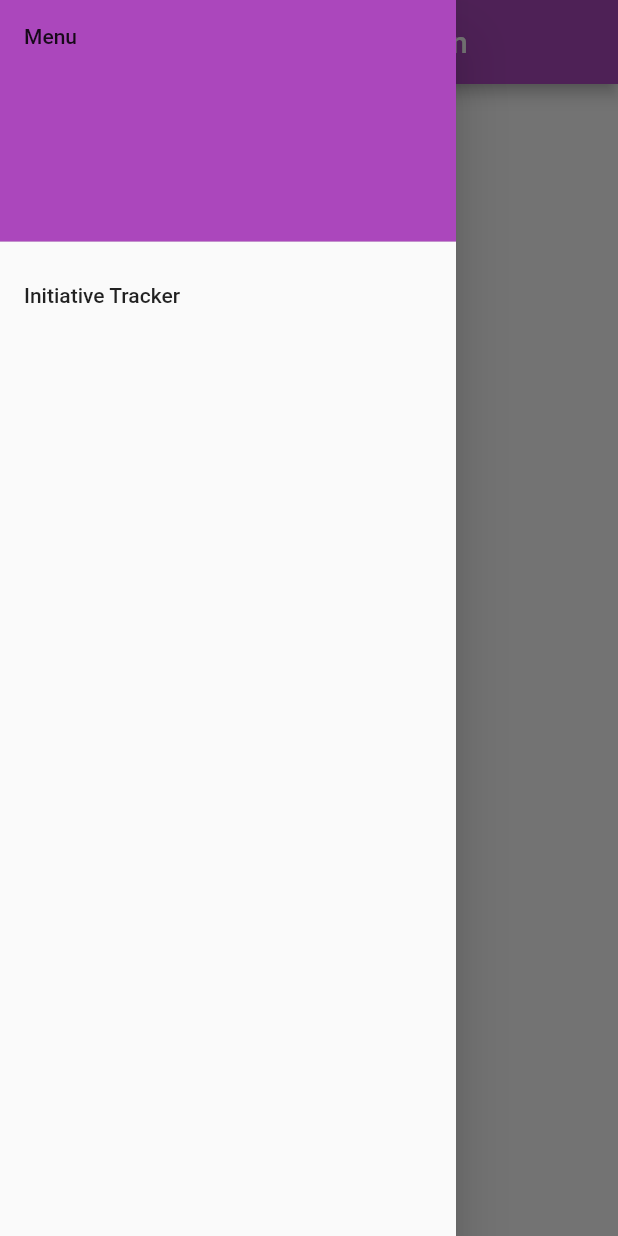
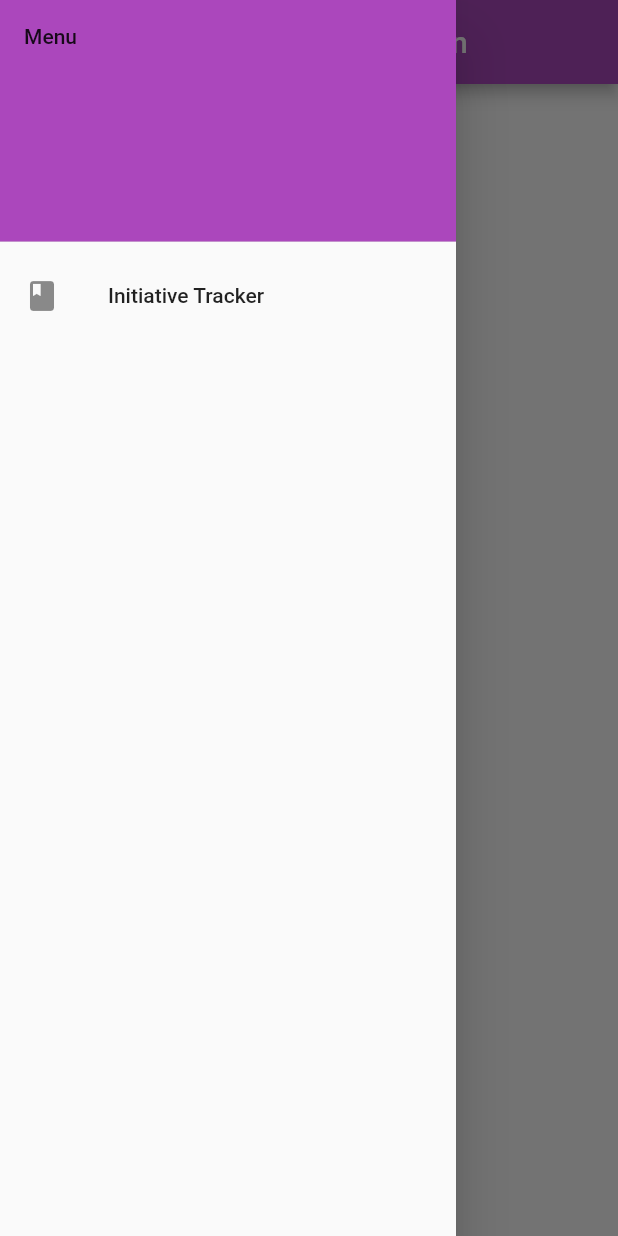
Before and after one commit to Hypnokat/RoleplayingCompanion, a Flutter app: the screen it shows after launch, with the side drawer open, on a phone screen of 412 x 824 dp. Run offline on Flutter 3.47's test engine with Material 2 defaults, Android fonts, the phone set to English and light mode, and no system bars.

Commit message:
Icon in menu, assets directory

```diff
--- a/lib/main.dart
+++ b/lib/main.dart
@@ -25,10 +25,9 @@ class Home extends StatelessWidget {
               child: Text('Menu'),
             ),
             ListTile(
-              title: Text('Initiative Tracker'),
+              leading: Icon(Icons.book),
+              title: const Text('Initiative Tracker'),
               onTap: () {
-                //update state of app
-                //Close the drawer
                 Navigator.push(
                     context,
                     MaterialPageRoute(builder: (context) => InitiativeTracker())
--- a/pubspec.yaml
+++ b/pubspec.yaml
@@ -45,9 +45,8 @@ flutter:
   uses-material-design: true
 
   # To add assets to your application, add an assets section, like this:
-  # assets:
-  #   - images/a_dot_burr.jpeg
-  #   - images/a_dot_ham.jpeg
+  assets:
+    - assets/d20-icon.jpeg
 
   # An image asset can refer to one or more resolution-specific "variants", see
   # https://flutter.dev/assets-and-images/#resolution-aware.
```
Also changed, not shown: assets/d20-icon.jpeg (added).
